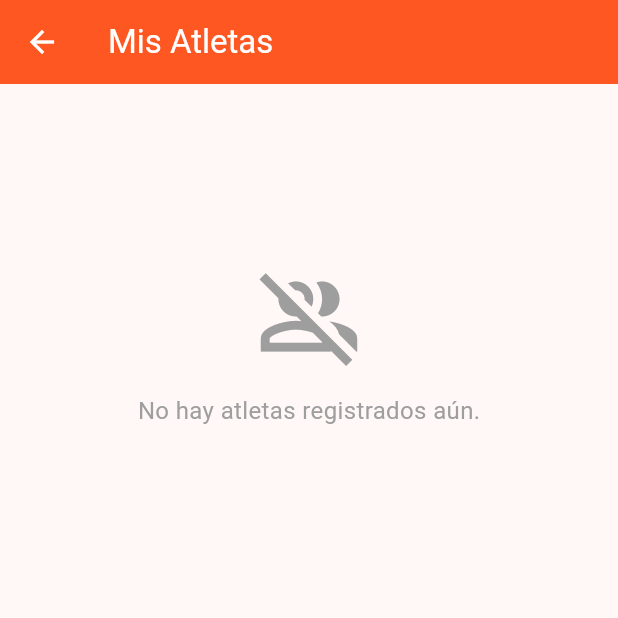
After one commit to nestorhannielpereztobias-cpu/el_club_de_la_carrera_movil, a Flutter app: the ListaAtletasView screen opened directly, on a phone screen of 412 x 824 dp, the top half of it. The commit adds this screen. Run offline on Flutter 3.47's test engine with Material 3 defaults, Android fonts, the phone set to English and light mode, and no system bars; our stand-ins replace flutter_dotenv, supabase_flutter; accounts and stored records are empty.

Commit message:
avance 1

```diff
--- /dev/null
+++ b/lib/views/lista_atletas_view.dart
@@ -0,0 +1,171 @@
+import 'package:flutter/material.dart';
+import '../models/usuario_model.dart';
+import '../services/entrenador_service.dart';
+import 'detalle_atleta_view.dart';
+
+class ListaAtletasView extends StatefulWidget {
+  const ListaAtletasView({super.key});
+
+  @override
+  State<ListaAtletasView> createState() => _ListaAtletasViewState();
+}
+
+class _ListaAtletasViewState extends State<ListaAtletasView> {
+  final EntrenadorService _service = EntrenadorService();
+  late Future<List<UsuarioModel>> _futureAtletas;
+  List<UsuarioModel> _atletasCache = [];
+  List<UsuarioModel> _atletasFiltrados = [];
+  final TextEditingController _busquedaController = TextEditingController();
+
+  @override
+  void initState() {
+    super.initState();
+    _cargarAtletas();
+  }
+
+  @override
+  void dispose() {
+    _busquedaController.dispose();
+    super.dispose();
+  }
+
+  void _cargarAtletas() {
+    setState(() {
+      _futureAtletas = _service.obtenerAtletas().then((lista) {
+        _atletasCache = lista;
+        _atletasFiltrados = lista;
+        return lista;
+      });
+    });
+  }
+
+  void _filtrarAtletas(String query) {
+    final lower = query.toLowerCase();
+    setState(() {
+      _atletasFiltrados = _atletasCache.where((a) {
+        final nombreCompleto = "${a.nombre} ${a.apellido}".toLowerCase();
+        return nombreCompleto.contains(lower) || a.correo.toLowerCase().contains(lower);
+      }).toList();
+    });
+  }
+
+  @override
+  Widget build(BuildContext context) {
+    return Scaffold(
+      appBar: AppBar(
+        title: const Text('Mis Atletas', style: TextStyle(color: Colors.white)),
+        backgroundColor: Colors.deepOrange,
+        iconTheme: const IconThemeData(color: Colors.white),
+      ),
+      body: RefreshIndicator(
+        onRefresh: () async => _cargarAtletas(),
+        color: Colors.deepOrange,
+        child: FutureBuilder<List<UsuarioModel>>(
+          future: _futureAtletas,
+          builder: (context, snapshot) {
+            if (snapshot.connectionState == ConnectionState.waiting) {
+              return const Center(child: CircularProgressIndicator(color: Colors.deepOrange));
+            }
+
+            if (snapshot.hasError) {
+              return Center(
+                child: Padding(
+                  padding: const EdgeInsets.all(20.0),
+                  child: Column(
+                    mainAxisAlignment: MainAxisAlignment.center,
+                    children: [
+                      const Icon(Icons.error_outline, size: 50, color: Colors.red),
+                      const SizedBox(height: 12),
+                      Text('Error al cargar atletas: ${snapshot.error}', textAlign: TextAlign.center),
+                      const SizedBox(height: 16),
+                      ElevatedButton(onPressed: _cargarAtletas, child: const Text('Reintentar')),
+                    ],
+                  ),
+                ),
+              );
+            }
+
+            if (_atletasCache.isEmpty) {
+              return ListView(
+                children: const [
+                  SizedBox(height: 120),
+                  Icon(Icons.group_off_outlined, size: 70, color: Colors.grey),
+                  SizedBox(height: 16),
+                  Center(child: Text('No hay atletas registrados aún.', style: TextStyle(fontSize: 16, color: Colors.grey))),
+                ],
+              );
+            }
+
+            return Column(
+              children: [
+                // Barra de búsqueda
+                Padding(
+                  padding: const EdgeInsets.all(16.0),
+                  child: TextField(
+                    controller: _busquedaController,
+                    decoration: InputDecoration(
+                      hintText: 'Buscar atleta por nombre o correo...',
+                      prefixIcon: const Icon(Icons.search, color: Colors.deepOrange),
+                      suffixIcon: _busquedaController.text.isNotEmpty
+                          ? IconButton(
+                              icon: const Icon(Icons.clear),
+                              onPressed: () {
+                                _busquedaController.clear();
+                                _filtrarAtletas('');
+                              },
+                            )
+                          : null,
+                      border: OutlineInputBorder(borderRadius: BorderRadius.circular(12)),
+                      contentPadding: const EdgeInsets.symmetric(horizontal: 16),
+                    ),
+                    onChanged: _filtrarAtletas,
+                  ),
+                ),
+                // Lista de tarjetas
+                Expanded(
+                  child: _atletasFiltrados.isEmpty
+                      ? const Center(child: Text('No se encontraron atletas.'))
+                      : ListView.separated(
+                          padding: const EdgeInsets.symmetric(horizontal: 16, vertical: 8),
+                          itemCount: _atletasFiltrados.length,
+                          separatorBuilder: (_, __) => const SizedBox(height: 10),
+                          itemBuilder: (context, index) {
+                            final atleta = _atletasFiltrados[index];
+                            return Card(
+                              elevation: 2,
+                              shape: RoundedRectangleBorder(borderRadius: BorderRadius.circular(12)),
+                              child: ListTile(
+                                leading: CircleAvatar(
+                                  backgroundColor: Colors.deepOrange,
+                                  child: Text(
+                                    atleta.nombre.isNotEmpty ? atleta.nombre[0].toUpperCase() : 'A',
+                                    style: const TextStyle(color: Colors.white, fontWeight: FontWeight.bold),
+                                  ),
+                                ),
+                                title: Text(
+                                  '${atleta.nombre} ${atleta.apellido}',
+                                  style: const TextStyle(fontWeight: FontWeight.bold),
+                                ),
+                                subtitle: Text(atleta.correo, style: const TextStyle(fontSize: 12)),
+                                trailing: const Icon(Icons.chevron_right, color: Colors.deepOrange),
+                                onTap: () {
+                                  Navigator.push(
+                                    context,
+                                    MaterialPageRoute(
+                                      builder: (_) => DetalleAtletaView(atleta: atleta),
+                                    ),
+                                  );
+                                },
+                              ),
+                            );
+                          },
+                        ),
+                ),
+              ],
+            );
+          },
+        ),
+      ),
+    );
+  }
+}
```
Also changed, not shown: lib/services/entrenador_service.dart (added, +18 -0 lines), lib/services/entrenamiento_service.dart (+11 -0 lines), lib/views/detalle_atleta_view.dart (added, +294 -0 lines), lib/views/home_entrenador_view.dart (+15 -0 lines).
